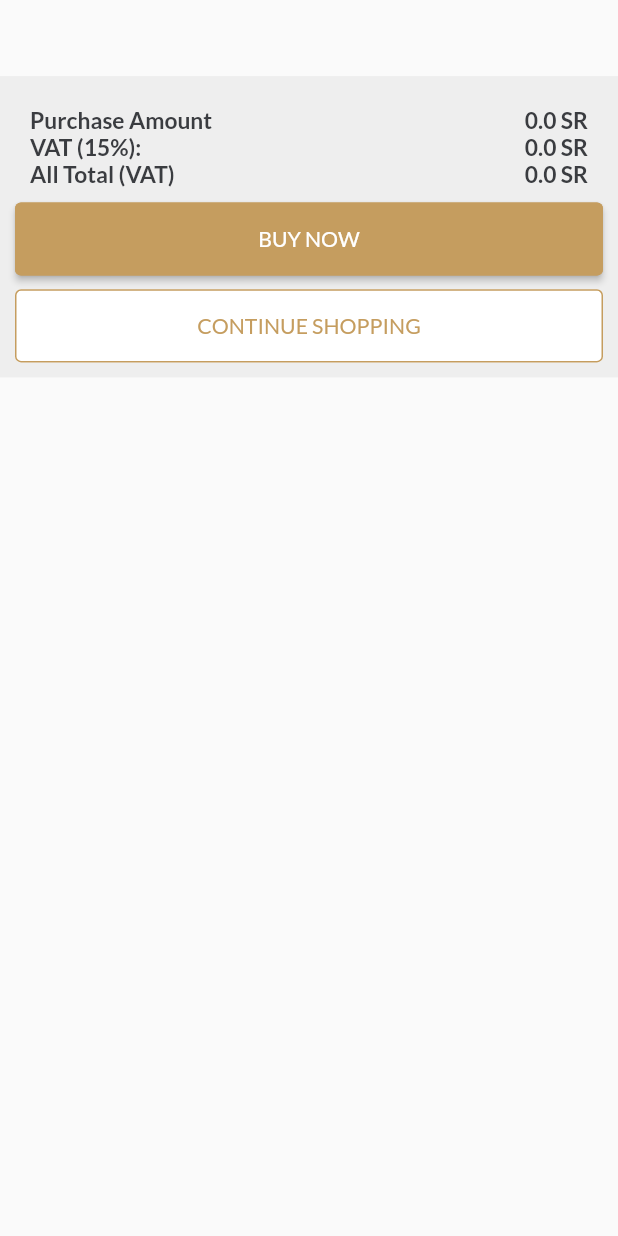
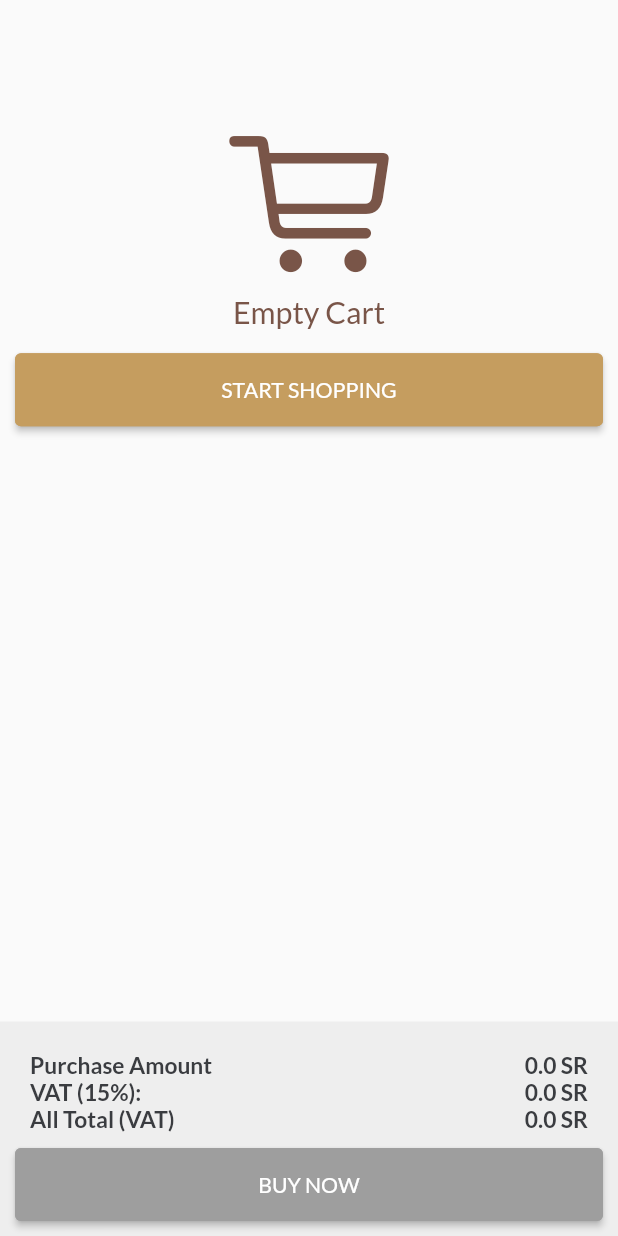
Before and after one commit to Aziz-cs/Bayouni-Coffee, a Flutter app: the CartTab screen opened directly, on a phone screen of 412 x 824 dp. Run offline on Flutter 3.47's test engine with Material 2 defaults, Android fonts, the phone set to English and light mode, and no system bars; our stand-ins replace badges, cached_network_image, firebase_auth, firebase_core, firebase_database, firebase_storage and 8 more; missing offline and left inert: flutter_facebook_auth; accounts and stored records are empty; statements that could not run were skipped.

Commit message:
cart - added catalog and if empty cart

```diff
--- a/lib/view/catalog/additives_page.dart
+++ b/lib/view/catalog/additives_page.dart
@@ -11,6 +11,7 @@ import 'package:flutter_screenutil/flutter_screenutil.dart';
 import 'package:get/get.dart';
 
 import '../../model/catalog_product.dart';
+import '../widgets/floating_cart.dart';
 
 class AdditivesPage extends StatelessWidget {
   AdditivesPage({
@@ -244,6 +245,7 @@ class AdditivesPage extends StatelessWidget {
           ),
         ),
       ),
+      floatingActionButton: FloatingCart(),
     );
   }
 }
--- a/lib/view/catalog/arabic_coffee_page.dart
+++ b/lib/view/catalog/arabic_coffee_page.dart
@@ -11,6 +11,7 @@ import 'package:flutter/material.dart';
 import 'package:flutter_screenutil/flutter_screenutil.dart';
 import 'package:get/get.dart';
 import '../../controller/catalog_controllers/arabic_coffee_controller.dart';
+import '../widgets/floating_cart.dart';
 import '../widgets/my_drop_menu.dart';
 
 class ArabicCoffeePage extends StatelessWidget {
@@ -173,6 +174,7 @@ class ArabicCoffeePage extends StatelessWidget {
           ),
         ),
       ),
+      floatingActionButton: FloatingCart(),
     );
   }
 
--- a/lib/view/catalog/black_tea_page.dart
+++ b/lib/view/catalog/black_tea_page.dart
@@ -11,6 +11,7 @@ import 'package:flutter_screenutil/flutter_screenutil.dart';
 import 'package:get/get.dart';
 
 import '../../utils/constants.dart';
+import '../widgets/floating_cart.dart';
 
 class BlackTeaPage extends StatelessWidget {
   BlackTeaPage({
@@ -239,6 +240,8 @@ class BlackTeaPage extends StatelessWidget {
             ],
           ),
         ),
-    ));
+      ),
+      floatingActionButton: FloatingCart(),
+    );
   }
 }
--- a/lib/view/catalog/brewed_page.dart
+++ b/lib/view/catalog/brewed_page.dart
@@ -11,6 +11,7 @@ import 'package:flutter_screenutil/flutter_screenutil.dart';
 import 'package:get/get.dart';
 
 import '../../utils/constants.dart';
+import '../widgets/floating_cart.dart';
 import '../widgets/my_drop_menu.dart';
 
 class BrewedPage extends StatelessWidget {
@@ -149,6 +150,7 @@ class BrewedPage extends StatelessWidget {
           ),
         ),
       ),
+      floatingActionButton: FloatingCart(),
     );
   }
 
--- a/lib/view/catalog/creamy_page.dart
+++ b/lib/view/catalog/creamy_page.dart
@@ -9,6 +9,8 @@ import 'package:flutter/cupertino.dart';
 import 'package:flutter/material.dart';
 import 'package:flutter_screenutil/flutter_screenutil.dart';
 import 'package:get/get.dart';
+
+import '../widgets/floating_cart.dart';
 
 class CreamyPage extends StatelessWidget {
   CreamyPage({
@@ -147,6 +149,7 @@ class CreamyPage extends StatelessWidget {
           ),
         ),
       ),
+      floatingActionButton: FloatingCart(),
     );
   }
 }
--- a/lib/view/catalog/espresso_page.dart
+++ b/lib/view/catalog/espresso_page.dart
@@ -11,6 +11,7 @@ import 'package:flutter_screenutil/flutter_screenutil.dart';
 import 'package:get/get.dart';
 
 import '../../utils/constants.dart';
+import '../widgets/floating_cart.dart';
 import '../widgets/my_drop_menu.dart';
 
 class EspressoPage extends StatelessWidget {
@@ -238,6 +239,7 @@ class EspressoPage extends StatelessWidget {
           ),
         ),
       ),
+      floatingActionButton: FloatingCart(),
     );
   }
 
--- a/lib/view/catalog/flavored_coffee_page.dart
+++ b/lib/view/catalog/flavored_coffee_page.dart
@@ -11,6 +11,8 @@ import 'package:flutter/material.dart';
 import 'package:flutter_screenutil/flutter_screenutil.dart';
 import 'package:get/get.dart';
 import 'package:get/get_connect/http/src/utils/utils.dart';
+
+import '../widgets/floating_cart.dart';
 
 class FlavoredCoffeePage extends StatelessWidget {
   FlavoredCoffeePage({
@@ -234,6 +236,7 @@ class FlavoredCoffeePage extends StatelessWidget {
           ),
         ),
       ),
+      floatingActionButton: FloatingCart(),
     );
   }
 
--- a/lib/view/catalog/turkish_coffee/turkish_coffee_page.dart
+++ b/lib/view/catalog/turkish_coffee/turkish_coffee_page.dart
@@ -2,6 +2,7 @@ import 'package:bayouni_coffee/controller/helper.dart';
 import 'package:bayouni_coffee/model/catalog_product.dart';
 import 'package:bayouni_coffee/view/catalog/turkish_coffee/brazillian_coffee_widget%20copy.dart';
 import 'package:bayouni_coffee/view/catalog/turkish_coffee/ethiopian_coffee_widget.dart';
+import 'package:bayouni_coffee/view/widgets/floating_cart.dart';
 import 'package:bayouni_coffee/view/widgets/widgets_helper.dart';
 import 'package:cached_network_image/cached_network_image.dart';
 import 'package:flutter/cupertino.dart';
@@ -140,6 +141,7 @@ class TurkishCoffeePage extends StatelessWidget {
           ),
         ),
       ),
+      floatingActionButton: FloatingCart(),
     );
   }
 }
--- a/lib/view/tabs/cart_tab.dart
+++ b/lib/view/tabs/cart_tab.dart
@@ -1,14 +1,14 @@
+import 'package:bayouni_coffee/utils/constants.dart';
+import 'package:bayouni_coffee/view/navigator_page.dart';
 import 'package:bayouni_coffee/view/widgets/item_cart.dart';
-import 'package:bayouni_coffee/view/widgets/item_fav.dart';
+import 'package:bayouni_coffee/view/widgets/my_button.dart';
 import 'package:bayouni_coffee/view/widgets/total_vat.dart';
-import 'package:bayouni_coffee/view/widgets/widgets_helper.dart';
 import 'package:flutter/cupertino.dart';
 import 'package:flutter/material.dart';
 import 'package:flutter_screenutil/flutter_screenutil.dart';
 import 'package:get/get.dart';
 
 import '../../controller/cart_controller.dart';
-import '../../utils/constants.dart';
 
 class CartTab extends StatelessWidget {
   CartTab({Key? key}) : super(key: key);
@@ -18,6 +18,12 @@ class CartTab extends StatelessWidget {
   Widget build(BuildContext context) {
     return Scaffold(
       body: SafeArea(
+          child: Column(
+        children: [
+          Expanded(
+            child: Scrollbar(
+              isAlwaysShown: true,
+              thickness: 4,
               child: SingleChildScrollView(
                 child: Column(
                   crossAxisAlignment: CrossAxisAlignment.start,
@@ -25,18 +31,50 @@ class CartTab extends StatelessWidget {
                     SizedBox(
                       height: 40.h,
                     ),
-            Column(
+                    cartController.cartOrders.isEmpty
+                        ? Column(
+                            children: [
+                              SizedBox(height: 40.h),
+                              const Icon(
+                                CupertinoIcons.cart,
+                                size: 110,
+                                color: Colors.brown,
+                              ),
+                              SizedBox(height: 5.h),
+                              Text(
+                                'Empty Cart',
+                                style: TextStyle(
+                                  fontSize: 20.sp,
+                                  color: Colors.brown,
+                                ),
+                              ),
+                              SizedBox(height: 15.h),
+                              Padding(
+                                padding:
+                                    const EdgeInsets.symmetric(horizontal: 10),
+                                child: MyButton(
+                                    label: 'START SHOPPING',
+                                    onPress: () {
+                                      currentTabIndex.value = 0;
+                                    }),
+                              )
+                            ],
+                          )
+                        : Column(
                             children: List.generate(
                               cartController.cartOrders.length,
-                (index) =>
-                    CartItem(cartProduct: cartController.cartOrders[index]),
+                              (index) => CartItem(
+                                  cartProduct:
+                                      cartController.cartOrders[index]),
                             ),
                           ),
-            SizedBox(height: 10.h),
-            TotalVATCart(),
-            SizedBox(height: 40.h),
                   ],
                 ),
+              ),
+            ),
+          ),
+          TotalVATCart(),
+        ],
       )),
     );
   }
--- a/lib/view/widgets/my_button.dart
+++ b/lib/view/widgets/my_button.dart
@@ -8,10 +8,12 @@ class MyButton extends StatelessWidget {
     required this.label,
     required this.onPress,
     this.isFilled = true,
+    this.isDimmed = false,
   }) : super(key: key);
   final String label;
   final VoidCallback onPress;
   final bool isFilled;
+  final bool isDimmed;
 
   @override
   Widget build(BuildContext context) {
@@ -19,12 +21,17 @@ class MyButton extends StatelessWidget {
       style: ButtonStyle(
         minimumSize: MaterialStateProperty.all(Size.fromHeight(48.h)),
         backgroundColor: MaterialStateProperty.all(
-          isFilled ? const Color(0xFFC59D5F) : Colors.white,
+          isDimmed
+              ? Colors.grey
+              : isFilled
+                  ? const Color(0xFFC59D5F)
+                  : Colors.white,
         ),
-        side: MaterialStateProperty.all(const BorderSide(color: kBeige)),
+        side: MaterialStateProperty.all(
+            BorderSide(color: isDimmed ? Colors.grey : kBeige)),
         elevation: MaterialStateProperty.all(isFilled ? 2 : 0),
       ),
-      onPressed: onPress,
+      onPressed: isDimmed ? null : onPress,
       child: Text(
         label,
         style: TextStyle(
--- a/lib/view/widgets/total_vat.dart
+++ b/lib/view/widgets/total_vat.dart
@@ -10,6 +10,7 @@ import 'package:get/get.dart';
 import 'package:persistent_bottom_nav_bar/persistent-tab-view.dart';
 
 import '../../controller/cart_controller.dart';
+import '../navigator_page.dart';
 
 class TotalVAT extends StatelessWidget {
   TotalVAT({
@@ -53,6 +54,7 @@ class TotalVAT extends StatelessWidget {
             MyButton(
               label: 'ADD TO CART',
               onPress: () {
+                showToast('Added to cart');
                 CartProduct cartProduct = CartProduct(
                   name: productTitle,
                   price: productPrice,
@@ -75,9 +77,11 @@ class TotalVAT extends StatelessWidget {
             ),
             SizedBox(height: 9.h),
             MyButton(
-              label: 'CHECK OUT',
-              onPress: () => showToast('Demo purpose'),
-            ),
+                label: 'CHECK OUT',
+                onPress: () {
+                  currentTabIndex.value = 2;
+                  Get.back();
+                }),
           ],
         ),
       ),
@@ -174,6 +178,7 @@ class TotalVATCart extends StatelessWidget {
             //   },
             // ),
             MyButton(
+              isDimmed: cartController.cartOrders.isEmpty ? true : false,
               label: 'BUY NOW',
               onPress: () => pushNewScreen(
                 context,
@@ -182,12 +187,6 @@ class TotalVATCart extends StatelessWidget {
                 pageTransitionAnimation: PageTransitionAnimation.cupertino,
               ),
             ),
-            SizedBox(height: 9.h),
-            MyButton(
-              label: 'CONTINUE SHOPPING',
-              onPress: () => showToast('Demo purpose'),
-              isFilled: false,
-            ),
           ],
         ),
       ),
```
Lines whose indentation alone changed are shown as unchanged.
